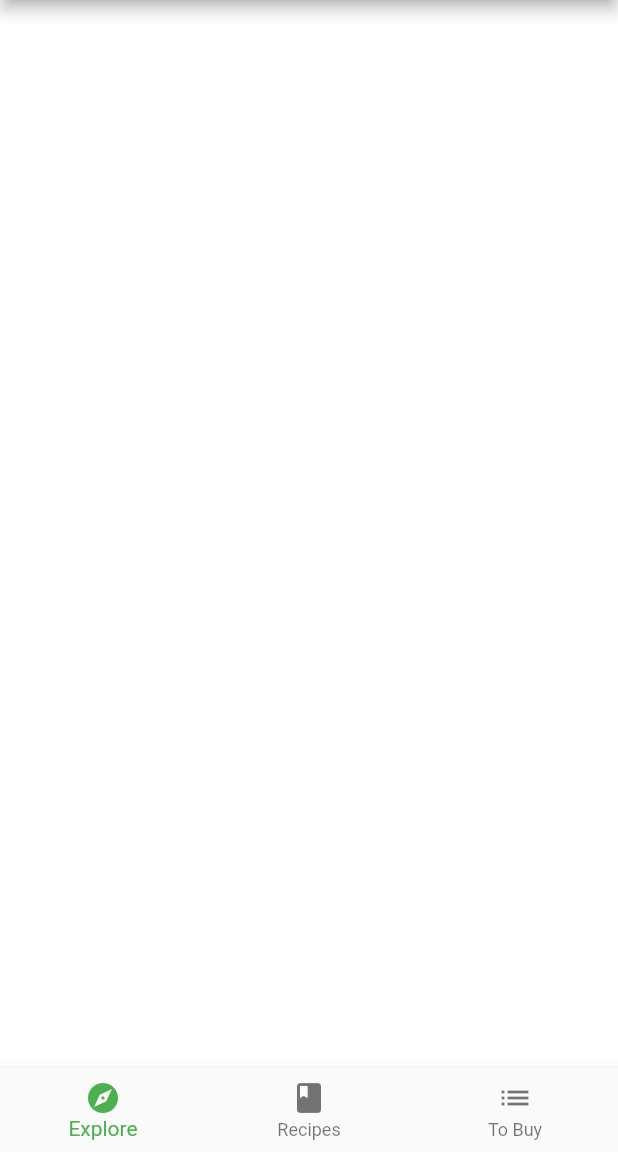
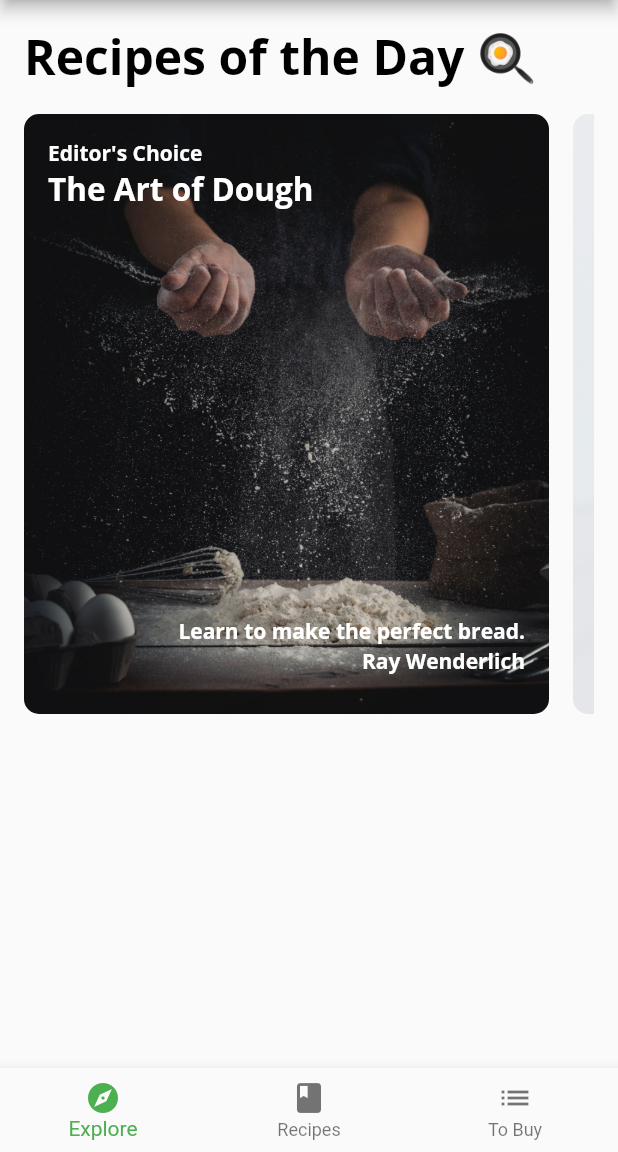
Before and after one commit to hhesedh/fooderlich, a Flutter app: the screen it shows after launch, on a phone screen of 412 x 824 dp, the part 84-1236 px from its top. Run offline on Flutter 3.47's test engine with Material 2 defaults, Android fonts, the phone set to English and light mode, and no system bars; our stand-ins replace google_fonts.

Commit message:
criação de tela explore_screen

```diff
--- a/lib/components/components.dart
+++ b/lib/components/components.dart
@@ -3,3 +3,4 @@ export 'card1.dart';
 export 'card2.dart';
 export 'card3.dart';
 export 'circle_image.dart';
+export 'today_recipe_list_view.dart';
--- /dev/null
+++ b/lib/components/today_recipe_list_view.dart
@@ -0,0 +1,61 @@
+import 'package:flutter/material.dart';
+import 'package:fooderlich/models/models.dart';
+
+import 'components.dart';
+
+class TodayRecipeListView extends StatelessWidget {
+  final List<ExploreRecipe> recipes;
+
+  const TodayRecipeListView({
+    Key? key,
+    required this.recipes,
+  }) : super(key: key);
+
+  @override
+  Widget build(BuildContext context) {
+    return Padding(
+      padding: const EdgeInsets.only(
+        left: 16,
+        right: 16,
+        top: 16,
+      ),
+      child: Column(
+        crossAxisAlignment: CrossAxisAlignment.start,
+        children: [
+          Text(
+            'Recipes of the Day 🍳',
+            style: Theme.of(context).textTheme.headline1,
+          ),
+          const SizedBox(height: 16),
+          Container(
+            height: 400,
+            color: Colors.transparent,
+            child: ListView.separated(
+              scrollDirection: Axis.horizontal,
+              itemCount: recipes.length,
+              itemBuilder: (context, index) {
+                final recipe = recipes[index];
+                return buildCard(recipe);
+              },
+              separatorBuilder: (context, index) {
+                return const SizedBox(width: 16);
+              },
+            ),
+          ),
+        ],
+      ),
+    );
+  }
+
+  Widget buildCard(ExploreRecipe recipe) {
+    if (recipe.cardType == RecipeCardType.card1) {
+      return Card1(recipe: recipe);
+    } else if (recipe.cardType == RecipeCardType.card2) {
+      return Card2(recipe: recipe);
+    } else if (recipe.cardType == RecipeCardType.card3) {
+      return Card3(recipe: recipe);
+    } else {
+      throw Exception('This card doesn\'t exist yet');
+    }
+  }
+}
--- a/lib/home.dart
+++ b/lib/home.dart
@@ -1,4 +1,5 @@
 import 'package:flutter/material.dart';
+import 'package:fooderlich/screens/explore_screen.dart';
 
 class Home extends StatefulWidget {
   const Home({Key? key}) : super(key: key);
@@ -11,8 +12,7 @@ class _HomeState extends State<Home> {
   int _selectedIndex = 0;
 
   static List<Widget> pages = <Widget>[
-    // TODO: Replace with ExploreScreen
-    Container(color: Colors.white),
+    ExploreScreen(),
     // TODO: Replace with RecipesScreen
     Container(color: Colors.green),
     Container(color: Colors.blue),
--- /dev/null
+++ b/lib/screens/explore_screen.dart
@@ -0,0 +1,28 @@
+import 'package:flutter/material.dart';
+import 'package:fooderlich/api/mock_fooderlich_service.dart';
+import 'package:fooderlich/components/components.dart';
+import 'package:fooderlich/models/explore_data.dart';
+
+class ExploreScreen extends StatelessWidget {
+  final mockService = MockFooderlichService();
+
+  ExploreScreen({Key? key}) : super(key: key);
+
+  @override
+  Widget build(BuildContext context) {
+    return FutureBuilder(
+      future: mockService.getExploreData(),
+      builder: (context, AsyncSnapshot<ExploreData> snapshot) {
+        // TODO: Add Nested List Views
+        if (snapshot.connectionState == ConnectionState.done) {
+          final recipes = snapshot.data?.todayRecipes ?? [];
+          return TodayRecipeListView(recipes: recipes);
+        } else {
+          return const Center(
+            child: CircularProgressIndicator(),
+          );
+        }
+      },
+    );
+  }
+}
```
